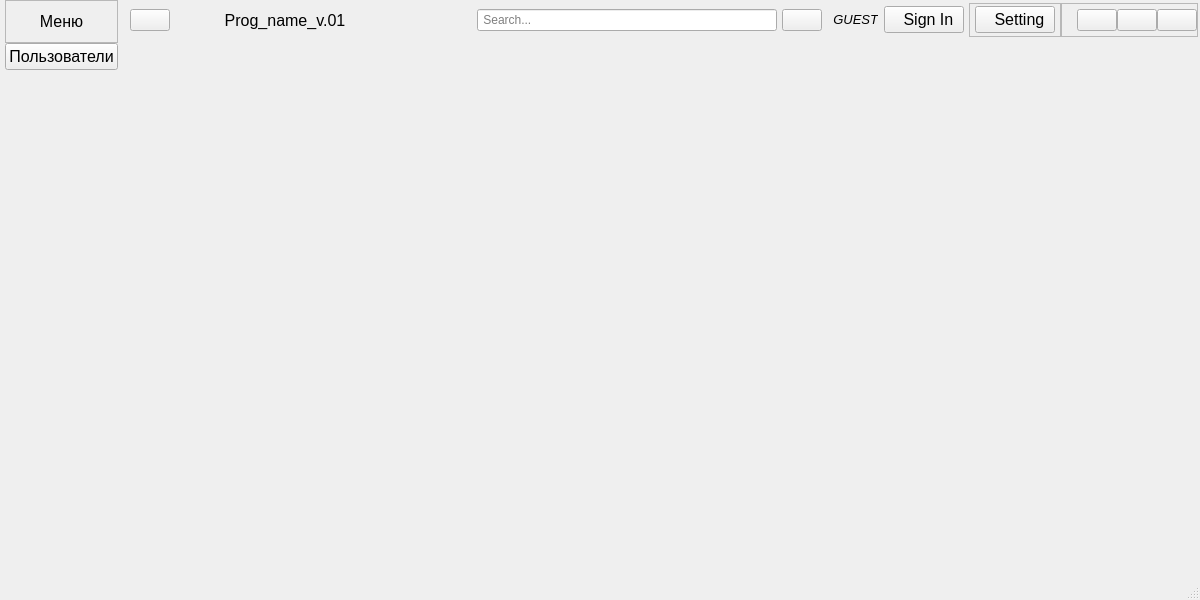
fantozes/qt_mask, file dev5.ui: the form before one commit.
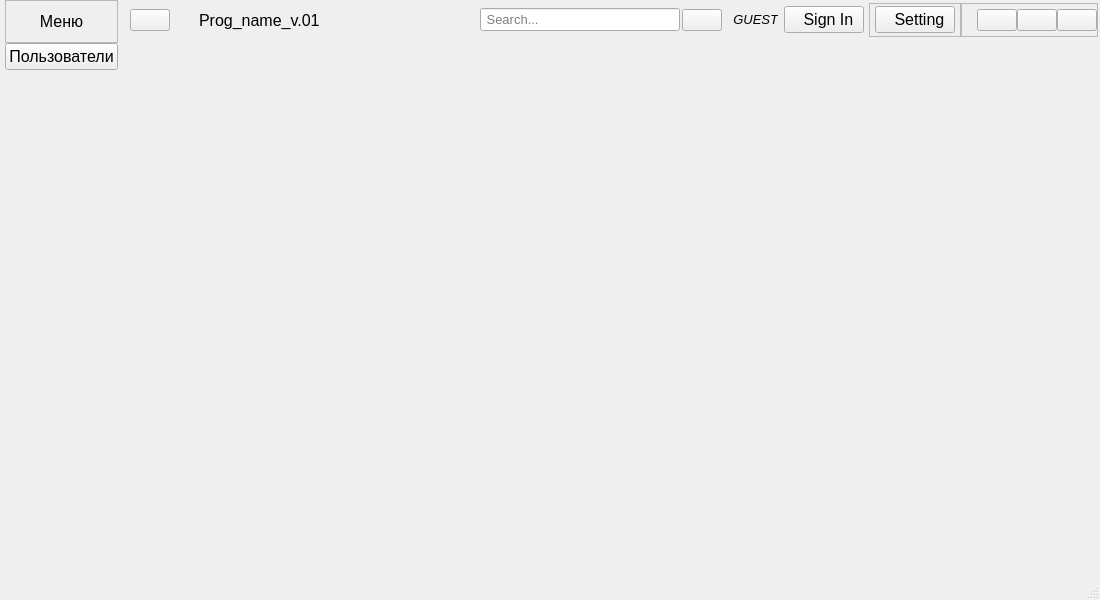
The form after the commit. Icons and pictures are not drawn.

```diff
--- a/dev5.ui
+++ b/dev5.ui
@@ -6,13 +6,13 @@
    <rect>
     <x>0</x>
     <y>0</y>
-    <width>1200</width>
+    <width>1100</width>
     <height>600</height>
    </rect>
   </property>
   <property name="minimumSize">
    <size>
-    <width>1200</width>
+    <width>1100</width>
     <height>600</height>
    </size>
   </property>
@@ -261,7 +261,7 @@
             </property>
             <layout class="QHBoxLayout" name="horizontalLayout_4">
              <property name="spacing">
-              <number>5</number>
+              <number>2</number>
              </property>
              <property name="leftMargin">
               <number>5</number>
@@ -309,14 +309,20 @@
               <widget class="QLabel" name="logo">
                <property name="sizePolicy">
                 <sizepolicy hsizetype="Fixed" vsizetype="Fixed">
-                 <horstretch>30</horstretch>
-                 <verstretch>30</verstretch>
+                 <horstretch>0</horstretch>
+                 <verstretch>0</verstretch>
                 </sizepolicy>
                </property>
                <property name="minimumSize">
                 <size>
-                 <width>30</width>
-                 <height>30</height>
+                 <width>25</width>
+                 <height>25</height>
+                </size>
+               </property>
+               <property name="maximumSize">
+                <size>
+                 <width>25</width>
+                 <height>25</height>
                 </size>
                </property>
                <property name="styleSheet">
@@ -329,9 +335,15 @@
              </item>
              <item>
               <widget class="QLabel" name="programm_name">
+               <property name="sizePolicy">
+                <sizepolicy hsizetype="Minimum" vsizetype="Preferred">
+                 <horstretch>0</horstretch>
+                 <verstretch>0</verstretch>
+                </sizepolicy>
+               </property>
                <property name="minimumSize">
                 <size>
-                 <width>150</width>
+                 <width>0</width>
                  <height>0</height>
                 </size>
                </property>
@@ -348,7 +360,7 @@
                 <string>Prog_name_v.01</string>
                </property>
                <property name="alignment">
-                <set>Qt::AlignCenter</set>
+                <set>Qt::AlignLeading|Qt::AlignLeft|Qt::AlignVCenter</set>
                </property>
               </widget>
              </item>
@@ -357,6 +369,9 @@
                <property name="orientation">
                 <enum>Qt::Horizontal</enum>
                </property>
+               <property name="sizeType">
+                <enum>QSizePolicy::Expanding</enum>
+               </property>
                <property name="sizeHint" stdset="0">
                 <size>
                  <width>40</width>
@@ -367,9 +382,15 @@
              </item>
              <item>
               <widget class="QLineEdit" name="line_edit_search">
+               <property name="sizePolicy">
+                <sizepolicy hsizetype="MinimumExpanding" vsizetype="Fixed">
+                 <horstretch>0</horstretch>
+                 <verstretch>0</verstretch>
+                </sizepolicy>
+               </property>
                <property name="minimumSize">
                 <size>
-                 <width>300</width>
+                 <width>200</width>
                  <height>0</height>
                 </size>
                </property>
@@ -379,6 +400,11 @@
                  <height>16777215</height>
                 </size>
                </property>
+               <property name="font">
+                <font>
+                 <pointsize>10</pointsize>
+                </font>
+               </property>
                <property name="toolTip">
                 <string>Search..</string>
                </property>
@@ -736,6 +762,9 @@
          <property name="mouseTracking">
           <bool>false</bool>
          </property>
+         <property name="styleSheet">
+          <string notr="true"/>
+         </property>
         </widget>
        </item>
       </layout>
```
Left out of the diff: 3 changed lines with no effect on the pictures.
